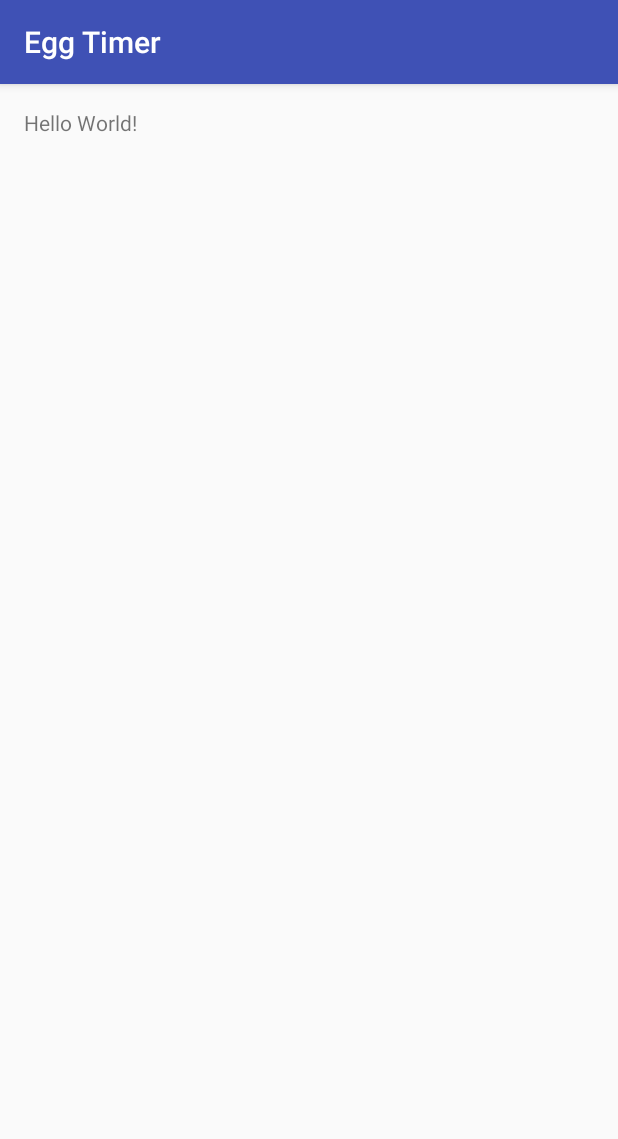
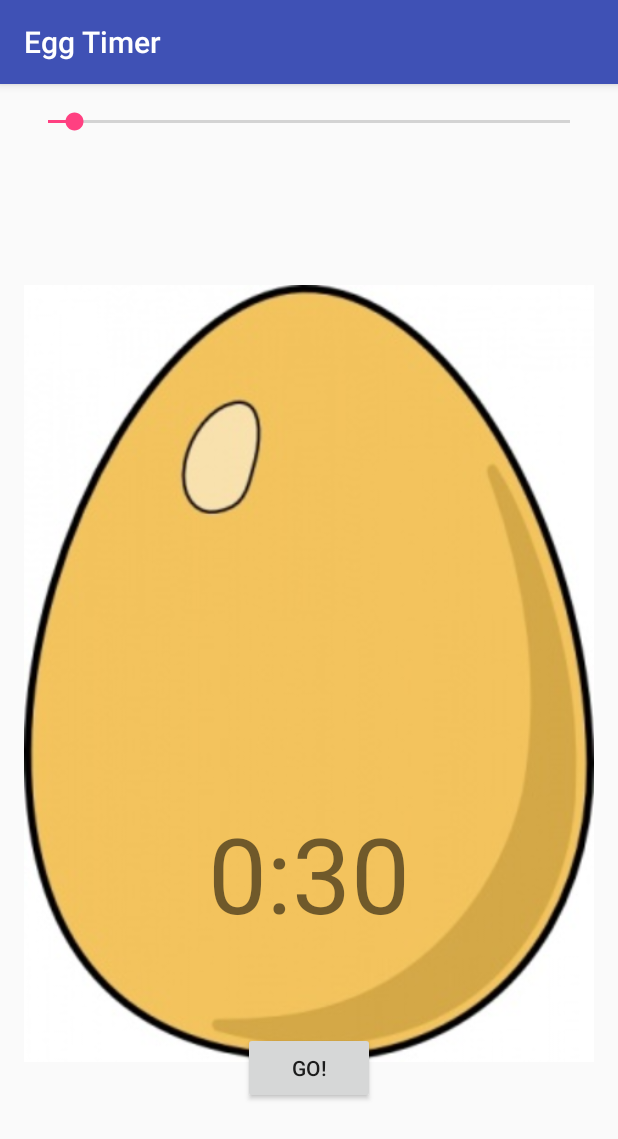
Before and after one commit to garfieldchou/EggTimer, an Android app: the screen it shows after launch (MainActivity), on a phone screen of 412 x 824 dp. Shown: the top 1139 px of the screen. Run offline under Robolectric (Android 15) with nearby library versions, the phone set to English and light mode, and no system bars.

Commit message:
Setup app Layouts, SeekBar, TextView, and Button

```diff
--- a/app/src/main/java/com/garfield_chou/eggtimer/MainActivity.java
+++ b/app/src/main/java/com/garfield_chou/eggtimer/MainActivity.java
@@ -2,12 +2,57 @@ package com.garfield_chou.eggtimer;
 
 import android.support.v7.app.AppCompatActivity;
 import android.os.Bundle;
+import android.util.Log;
+import android.view.View;
+import android.widget.SeekBar;
+import android.widget.TextView;
+
+import org.w3c.dom.Text;
 
 public class MainActivity extends AppCompatActivity {
+
+    public void controlTimer(View view) {
+
+        Log.i("Button pressed", "Pressed");
+    }
 
     @Override
     protected void onCreate(Bundle savedInstanceState) {
         super.onCreate(savedInstanceState);
         setContentView(R.layout.activity_main);
+
+        SeekBar timerSeekBar = (SeekBar) findViewById(R.id.timerSeekBar);
+        final TextView timerTextView = (TextView) findViewById(R.id.timerTextView);
+
+        timerSeekBar.setMax(600);
+        timerSeekBar.setProgress(30);
+
+        timerSeekBar.setOnSeekBarChangeListener(new SeekBar.OnSeekBarChangeListener() {
+            @Override
+            public void onProgressChanged(SeekBar seekBar, int progress, boolean fromUser) {
+
+                int minutes = (int) progress / 60;
+                int seconds = progress - minutes * 60;
+
+                String secondString = Integer.toString(seconds);
+
+                if (seconds == 0) {
+                    secondString = "00";
+                }
+
+                timerTextView.setText(Integer.toString(minutes) + ":" + secondString);
+
+            }
+
+            @Override
+            public void onStartTrackingTouch(SeekBar seekBar) {
+
+            }
+
+            @Override
+            public void onStopTrackingTouch(SeekBar seekBar) {
+
+            }
+        });
     }
 }
--- a/app/src/main/res/layout/activity_main.xml
+++ b/app/src/main/res/layout/activity_main.xml
@@ -1,6 +1,7 @@
 <?xml version="1.0" encoding="utf-8"?>
 <RelativeLayout
     xmlns:android="http://schemas.android.com/apk/res/android"
+    xmlns:app="http://schemas.android.com/apk/res-auto"
     xmlns:tools="http://schemas.android.com/tools"
     android:id="@+id/activity_main"
     android:layout_width="match_parent"
@@ -11,8 +12,40 @@
     android:paddingBottom="@dimen/activity_vertical_margin"
     tools:context="com.garfield_chou.eggtimer.MainActivity">
 
+    <SeekBar
+        android:layout_width="match_parent"
+        android:layout_height="wrap_content"
+        android:layout_alignParentTop="true"
+        android:layout_alignParentLeft="true"
+        android:layout_alignParentStart="true"
+        android:id="@+id/timerSeekBar" />
+
+    <ImageView
+        android:layout_width="match_parent"
+        android:layout_height="match_parent"
+        app:srcCompat="@drawable/egg"
+        android:layout_below="@+id/timerSeekBar"
+        android:layout_alignParentLeft="true"
+        android:layout_alignParentStart="true"
+        android:id="@+id/imageView" />
+
     <TextView
+        android:text="0:30"
         android:layout_width="wrap_content"
         android:layout_height="wrap_content"
-        android:text="Hello World!" />
+        android:layout_alignParentBottom="true"
+        android:layout_centerHorizontal="true"
+        android:layout_marginBottom="179dp"
+        android:id="@+id/timerTextView"
+        android:textSize="70sp" />
+
+    <Button
+        android:text="Go!"
+        android:layout_width="wrap_content"
+        android:layout_height="wrap_content"
+        android:layout_alignParentBottom="true"
+        android:layout_centerHorizontal="true"
+        android:layout_marginBottom="72dp"
+        android:id="@+id/controllerButton"
+        android:onClick="controlTimer" />
 </RelativeLayout>
```
